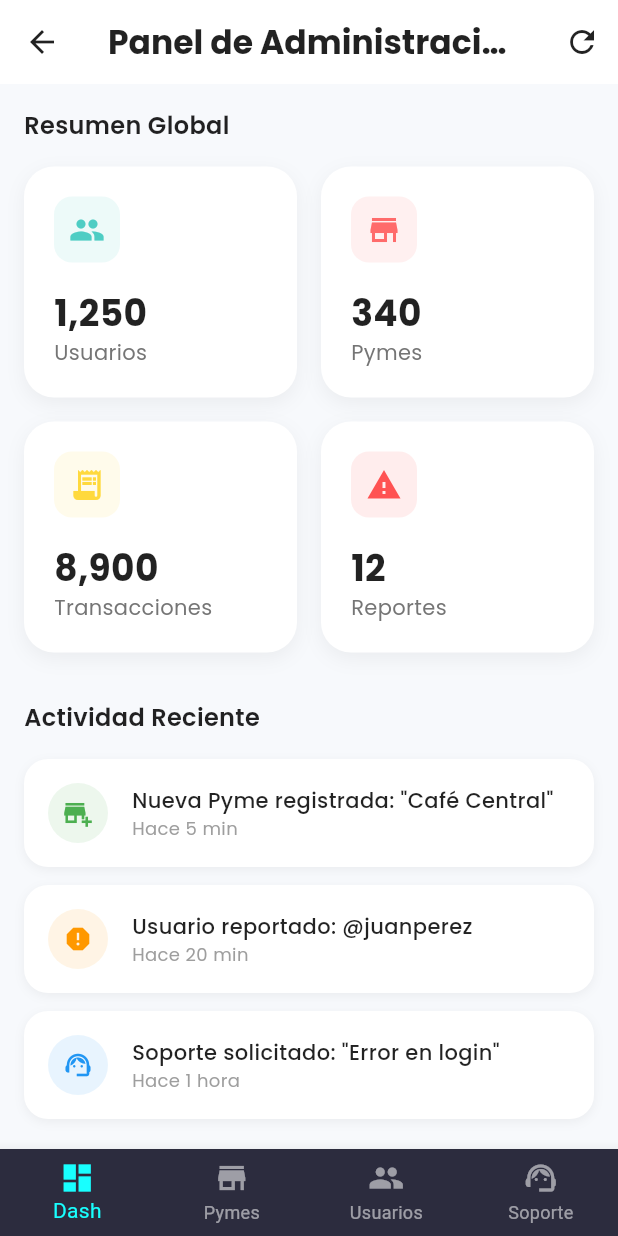
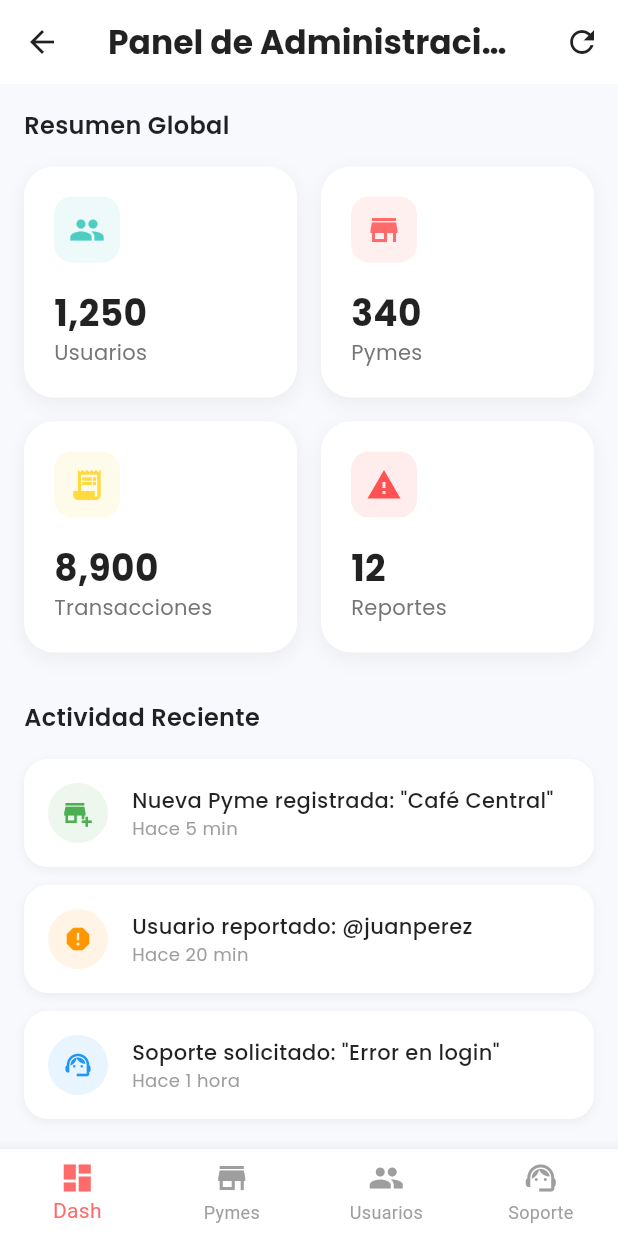
Before and after one commit to Favi-Dev/mipyme, a Flutter app: the AdminAppShell screen opened directly, on a phone screen of 412 x 824 dp. Run offline on Flutter 3.47's test engine with Material 3 defaults, Android fonts, the phone set to English and light mode, and no system bars; our stand-ins replace google_fonts.

Commit message:
Fix admin navbar color and redeploy web

```diff
--- a/lib/admin_app_shell.dart
+++ b/lib/admin_app_shell.dart
@@ -30,13 +30,13 @@ class _AdminAppShellState extends State<AdminAppShell> {
   @override
   Widget build(BuildContext context) {
     return Scaffold(
-      backgroundColor: const Color(0xFF1E1E2C),
+      backgroundColor: const Color(0xFFF7F9FC),
       body: _screens[_selectedIndex],
       bottomNavigationBar: BottomNavigationBar(
         type: BottomNavigationBarType.fixed,
-        backgroundColor: const Color(0xFF2C2C3E),
-        selectedItemColor: Colors.cyanAccent,
-        unselectedItemColor: Colors.white54,
+        backgroundColor: Colors.white,
+        selectedItemColor: const Color(0xFFFF6B6B),
+        unselectedItemColor: Colors.grey,
         currentIndex: _selectedIndex,
         onTap: _onItemTapped,
         items: const [
```
Also changed, not shown: 3 other files.
